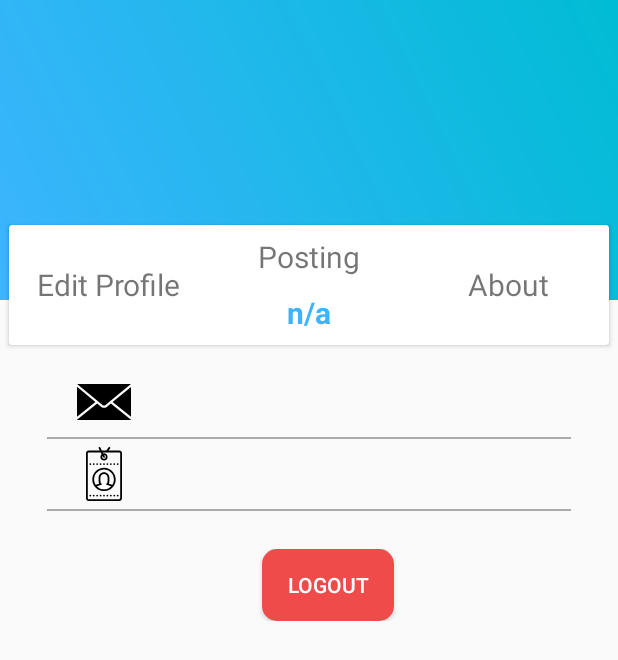
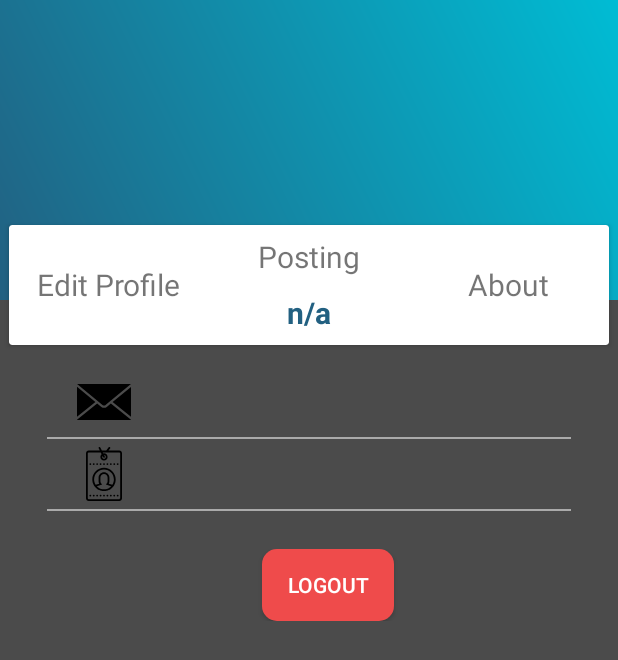
Before and after one commit to rootdavinalfa/animize, an Android app: the fragment profile placed in its activity, on a phone screen of 412 x 824 dp. Shown: the top 660 px of the screen. Run offline under Robolectric (Android 15) with nearby library versions, the phone set to English and light mode, and no system bars; our stand-ins replace ButterKnife, Volley; libraries missing offline, so code that uses them is left out: com.michaldrabik.tapbarmenulib, com.wang.avi; plain views replace TapBarMenu; network calls fail; Roboto replaces fonts that are not available here; 4 statements that could not run were skipped.

Commit message:
New Design Refresh
Signed-off-by: davin <dbasudewa@gmail.com>

```diff
--- a/app/src/main/res/layout/activity_animlist_activity.xml
+++ b/app/src/main/res/layout/activity_animlist_activity.xml
@@ -11,7 +11,7 @@
         android:id="@+id/header_animize"
         android:layout_width="match_parent"
         android:layout_height="55dp"
-        android:background="#3db4ff"
+        android:background="@color/colorPrimaryDark"
         android:orientation="vertical"
         app:layout_constraintEnd_toEndOf="parent"
         app:layout_constraintStart_toStartOf="parent"
--- a/app/src/main/res/values/colors.xml
+++ b/app/src/main/res/values/colors.xml
@@ -1,8 +1,8 @@
 <?xml version="1.0" encoding="utf-8"?>
 <resources>
-    <color name="colorPrimary">#3DB4FF</color>
-    <color name="colorPrimaryDark">#3DB4FF</color>
-    <color name="colorAccent">#D81B60</color>
-    <color name="graylight">#fafafa</color>
-    <color name="startblue">#3db4ff</color>
+    <color name="colorPrimary">	#0c0c0c</color>
+    <color name="colorPrimaryDark">#242424</color>
+    <color name="colorAccent">#991847</color>
+    <color name="graylight">#4b4b4b</color>
+    <color name="startblue">#226081</color>
 </resources>
```
